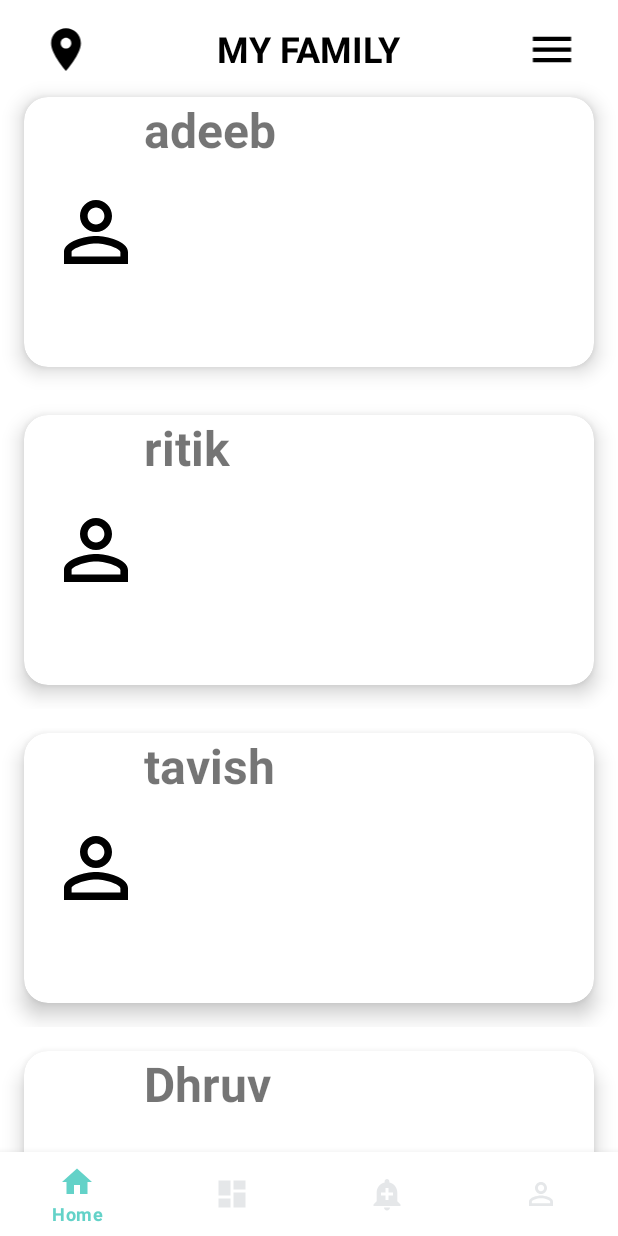
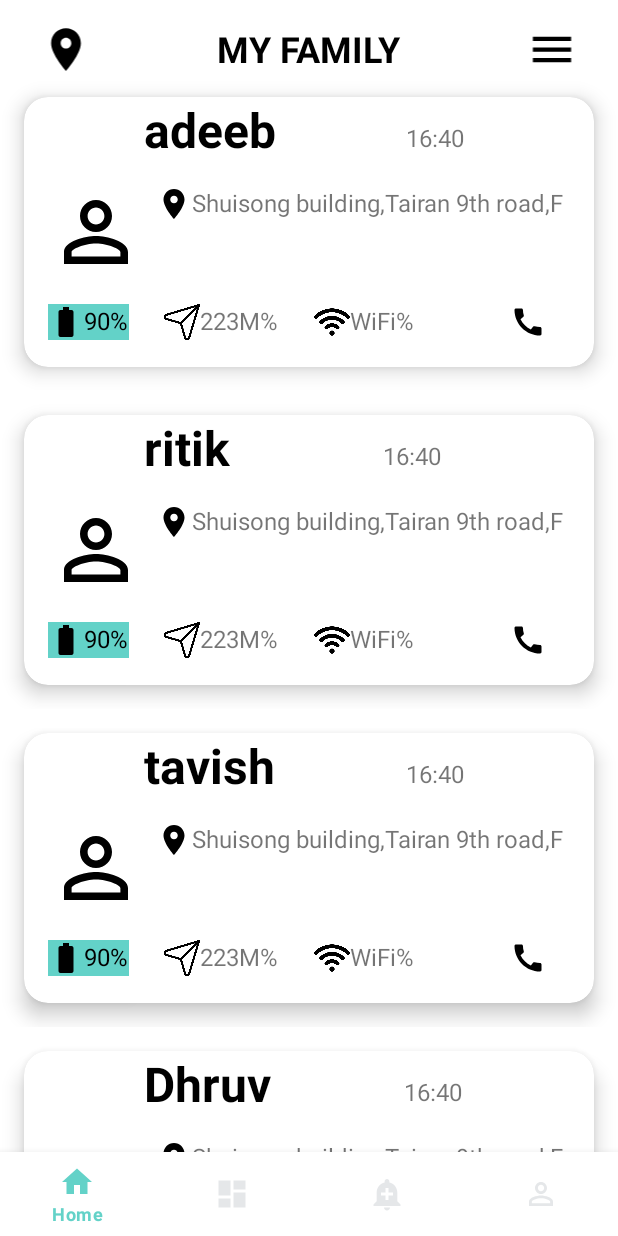
Before and after one commit to alam30adeeb/familysafety, an Android app: the screen it shows after launch (HomeScreenActivity), on a phone screen of 412 x 824 dp. Run offline under Robolectric (Android 15) with nearby library versions, the phone set to English and light mode, and no system bars.

Commit message:
recycler card modified

```diff
--- /dev/null
+++ b/app/src/main/res/drawable/baseline_battery_std_24.xml
@@ -0,0 +1,5 @@
+<vector android:height="24dp" android:tint="#000000"
+    android:viewportHeight="24" android:viewportWidth="24"
+    android:width="24dp" xmlns:android="http://schemas.android.com/apk/res/android">
+    <path android:fillColor="@android:color/white" android:pathData="M15.67,4H14V2h-4v2H8.33C7.6,4 7,4.6 7,5.33v15.33C7,21.4 7.6,22 8.33,22h7.33c0.74,0 1.34,-0.6 1.34,-1.33V5.33C17,4.6 16.4,4 15.67,4z"/>
+</vector>
--- /dev/null
+++ b/app/src/main/res/drawable/baseline_call_24.xml
@@ -0,0 +1,5 @@
+<vector android:height="24dp" android:tint="#000000"
+    android:viewportHeight="24" android:viewportWidth="24"
+    android:width="24dp" xmlns:android="http://schemas.android.com/apk/res/android">
+    <path android:fillColor="@android:color/white" android:pathData="M20.01,15.38c-1.23,0 -2.42,-0.2 -3.53,-0.56 -0.35,-0.12 -0.74,-0.03 -1.01,0.24l-1.57,1.97c-2.83,-1.35 -5.48,-3.9 -6.89,-6.83l1.95,-1.66c0.27,-0.28 0.35,-0.67 0.24,-1.02 -0.37,-1.11 -0.56,-2.3 -0.56,-3.53 0,-0.54 -0.45,-0.99 -0.99,-0.99H4.19C3.65,3 3,3.24 3,3.99 3,13.28 10.73,21 20.01,21c0.71,0 0.99,-0.63 0.99,-1.18v-3.45c0,-0.54 -0.45,-0.99 -0.99,-0.99z"/>
+</vector>
--- a/app/src/main/res/layout/recycler_view_familymembers.xml
+++ b/app/src/main/res/layout/recycler_view_familymembers.xml
@@ -1,8 +1,8 @@
 <?xml version="1.0" encoding="utf-8"?>
 <androidx.constraintlayout.widget.ConstraintLayout xmlns:android="http://schemas.android.com/apk/res/android"
+    xmlns:app="http://schemas.android.com/apk/res-auto"
     android:layout_width="match_parent"
-    android:layout_height="wrap_content"
-    xmlns:app="http://schemas.android.com/apk/res-auto">
+    android:layout_height="wrap_content">
 
     <androidx.cardview.widget.CardView
         android:id="@+id/recycler_card"
@@ -15,25 +15,150 @@
         app:layout_constraintEnd_toEndOf="parent"
         app:layout_constraintStart_toStartOf="parent"
         app:layout_constraintTop_toTopOf="parent" />
+
     <ImageView
         android:id="@+id/recycler_image"
         android:layout_width="64dp"
         android:layout_height="64dp"
-        app:layout_constraintTop_toTopOf="@+id/recycler_card"
+        android:layout_marginStart="16dp"
+        android:elevation="8dp"
+        android:src="@drawable/baseline_person_outline_24"
         app:layout_constraintBottom_toBottomOf="@+id/recycler_card"
         app:layout_constraintStart_toStartOf="@+id/recycler_card"
-        android:layout_marginStart="16dp"
-        android:src="@drawable/baseline_person_outline_24"
-        android:elevation="8dp"/>
+        app:layout_constraintTop_toTopOf="@+id/recycler_card" />
+
     <TextView
         android:id="@+id/recycler_name"
         android:layout_width="wrap_content"
         android:layout_height="wrap_content"
+        android:elevation="8dp"
         android:text="name"
+        android:textColor="@color/black"
         android:textSize="32sp"
-        android:elevation="8dp"
         android:textStyle="bold"
         app:layout_constraintStart_toEndOf="@id/recycler_image"
-        app:layout_constraintTop_toTopOf="@id/recycler_card"/>
+        app:layout_constraintTop_toTopOf="@id/recycler_card" />
+
+    <TextView
+        android:id="@+id/recycler_time"
+        android:layout_width="wrap_content"
+        android:layout_height="wrap_content"
+        android:layout_marginTop="16dp"
+        android:elevation="8dp"
+        android:text="16:40"
+        android:textSize="16sp"
+        app:layout_constraintEnd_toEndOf="@id/recycler_card"
+        app:layout_constraintStart_toEndOf="@+id/recycler_name"
+        app:layout_constraintTop_toTopOf="@+id/recycler_card" />
+
+    <ImageView
+        android:id="@+id/recycler_address_image"
+        android:layout_width="24dp"
+        android:layout_height="24dp"
+        android:layout_marginStart="8dp"
+        android:layout_marginTop="16dp"
+        android:elevation="8dp"
+        android:src="@drawable/baseline_location_on_24"
+        app:layout_constraintStart_toEndOf="@id/recycler_image"
+        app:layout_constraintTop_toBottomOf="@+id/recycler_name" />
+
+    <TextView
+        android:id="@+id/recycler_address_text"
+        android:layout_width="wrap_content"
+        android:layout_height="wrap_content"
+        android:layout_marginTop="16dp"
+        android:elevation="8dp"
+        android:maxLength="35"
+        android:maxLines="2"
+        android:text="Shuisong building,Tairan 9th road,Futian,Shenzhen"
+        android:textSize="16sp"
+        app:layout_constraintStart_toEndOf="@+id/recycler_address_image"
+        app:layout_constraintTop_toBottomOf="@+id/recycler_name" />
+
+    <View
+        android:layout_width="54dp"
+        android:layout_height="24dp"
+        android:layout_marginTop="16dp"
+        android:background="@color/green"
+        android:elevation="8dp"
+        app:layout_constraintStart_toStartOf="@id/recycler_image"
+        app:layout_constraintTop_toBottomOf="@id/recycler_image" />
+
+    <ImageView
+        android:id="@+id/recycler_battery_image"
+        android:layout_width="24dp"
+        android:layout_height="24dp"
+        android:layout_marginTop="16dp"
+        android:elevation="8dp"
+        android:src="@drawable/baseline_battery_std_24"
+        app:layout_constraintStart_toStartOf="@id/recycler_image"
+        app:layout_constraintTop_toBottomOf="@id/recycler_image" />
+
+    <TextView
+        android:id="@+id/recycler_battery_text"
+        android:layout_width="wrap_content"
+        android:layout_height="wrap_content"
+        android:layout_marginTop="16dp"
+        android:elevation="8dp"
+        android:text="90%"
+        android:textColor="@color/black"
+        android:textSize="16sp"
+        app:layout_constraintStart_toEndOf="@id/recycler_battery_image"
+        app:layout_constraintTop_toBottomOf="@id/recycler_image" />
+
+    <ImageView
+        android:id="@+id/recycler_send_image"
+        android:layout_width="24dp"
+        android:layout_height="24dp"
+        android:layout_marginStart="24dp"
+        android:layout_marginTop="16dp"
+        android:elevation="8dp"
+        android:src="@drawable/send"
+        app:layout_constraintStart_toEndOf="@id/recycler_battery_text"
+        app:layout_constraintTop_toBottomOf="@id/recycler_image" />
+
+    <TextView
+        android:id="@+id/recycler_send_text"
+        android:layout_width="wrap_content"
+        android:layout_height="wrap_content"
+        android:layout_marginTop="16dp"
+        android:elevation="8dp"
+        android:text="223M%"
+        android:textSize="16sp"
+        app:layout_constraintStart_toEndOf="@id/recycler_send_image"
+        app:layout_constraintTop_toBottomOf="@id/recycler_image" />
+
+    <ImageView
+        android:id="@+id/recycler_WiFi_image"
+        android:layout_width="24dp"
+        android:layout_height="24dp"
+        android:layout_marginStart="24dp"
+        android:layout_marginTop="16dp"
+        android:elevation="8dp"
+        android:src="@drawable/wifi"
+        app:layout_constraintStart_toEndOf="@id/recycler_send_text"
+        app:layout_constraintTop_toBottomOf="@id/recycler_image" />
+
+    <TextView
+        android:id="@+id/recycler_WiFi_text"
+        android:layout_width="wrap_content"
+        android:layout_height="wrap_content"
+        android:layout_marginTop="16dp"
+        android:elevation="8dp"
+        android:text="WiFi%"
+        android:textSize="16sp"
+        app:layout_constraintStart_toEndOf="@id/recycler_WiFi_image"
+        app:layout_constraintTop_toBottomOf="@id/recycler_image" />
+
+    <ImageView
+        android:id="@+id/recycler_call_image"
+        android:layout_width="24dp"
+        android:layout_height="24dp"
+        android:layout_marginStart="64dp"
+        android:layout_marginTop="16dp"
+        android:elevation="8dp"
+        android:src="@drawable/baseline_call_24"
+        app:layout_constraintStart_toEndOf="@id/recycler_WiFi_text"
+        app:layout_constraintTop_toBottomOf="@id/recycler_image" />
 
 </androidx.constraintlayout.widget.ConstraintLayout>
```
Also changed, not shown: app/src/main/res/drawable/send.png (added), app/src/main/res/drawable/wifi.png (added).
